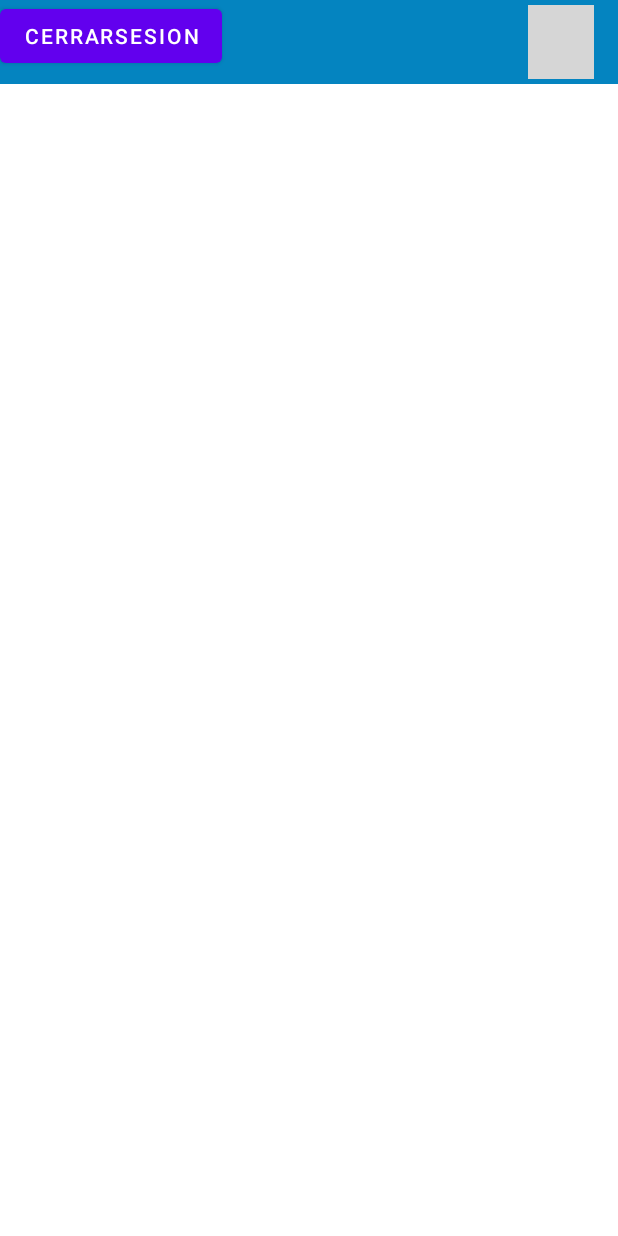
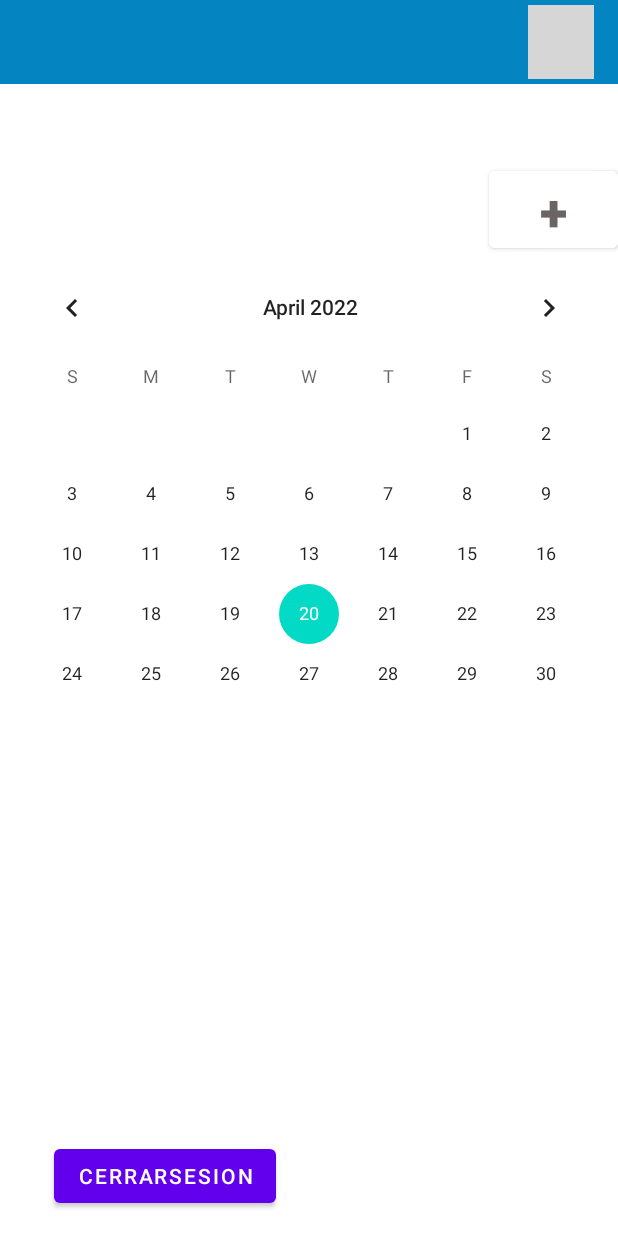
Before and after one commit to BrayanGamez/AgendaCatedra, an Android app: the Inicio screen opened directly, with no data from a screen before it, on a phone screen of 412 x 824 dp. Run offline under Robolectric (Android 15) with nearby library versions, the phone set to English and light mode, and no system bars; our stand-ins replace Picasso; pictures from the network do not load; 3 statements that could not run were skipped; grey boxes are pictures that could not be loaded.

Commit message:
Se agrego calendario

```diff
--- a/app/src/main/AndroidManifest.xml
+++ b/app/src/main/AndroidManifest.xml
@@ -9,6 +9,9 @@
         android:roundIcon="@mipmap/ic_launcher_round"
         android:supportsRtl="true"
         android:theme="@style/Theme.AgendaCatedra">
+        <activity
+            android:name=".AgregarEvento"
+            android:exported="false" />
         <activity
             android:name=".Inicio"
             android:exported="false" />
--- a/app/src/main/res/layout/activity_inicio.xml
+++ b/app/src/main/res/layout/activity_inicio.xml
@@ -40,9 +40,26 @@
         android:id="@+id/btnCerrarSesion"
         android:layout_width="wrap_content"
         android:layout_height="wrap_content"
+        android:layout_marginBottom="16dp"
         android:text="CerrarSesion"
-        tools:layout_editor_absoluteX="132dp"
-        tools:layout_editor_absoluteY="683dp" />
+        app:layout_constraintBottom_toBottomOf="parent"
+        app:layout_constraintEnd_toEndOf="parent"
+        app:layout_constraintHorizontal_bias="0.136"
+        app:layout_constraintStart_toStartOf="parent"
+        app:layout_constraintTop_toBottomOf="@+id/calendario"
+        app:layout_constraintVertical_bias="1.0" />
+
+    <CalendarView
+        android:id="@+id/calendario"
+        android:layout_width="410dp"
+        android:layout_height="537dp"
+        app:layout_constraintBottom_toBottomOf="parent"
+        app:layout_constraintEnd_toEndOf="parent"
+        app:layout_constraintHorizontal_bias="1.0"
+        app:layout_constraintStart_toStartOf="parent"
+        app:layout_constraintTop_toBottomOf="@+id/toolbar">
+
+    </CalendarView>
 
     <androidx.constraintlayout.widget.Guideline
         android:id="@+id/guideline2"
@@ -58,4 +75,22 @@
         android:orientation="horizontal"
         app:layout_constraintGuide_begin="56dp" />
 
+    <Button
+        android:id="@+id/btnAgregar"
+        android:layout_width="86dp"
+        android:layout_height="63dp"
+        android:layout_marginTop="4dp"
+        android:backgroundTint="#FFFFFF"
+        android:text="+"
+        android:textColor="#6A6464"
+        android:textSize="34sp"
+        android:textStyle="bold"
+        android:tooltipText="Agregar Actividad"
+        app:layout_constraintBottom_toTopOf="@+id/calendario"
+        app:layout_constraintEnd_toEndOf="parent"
+        app:layout_constraintHorizontal_bias="1.0"
+        app:layout_constraintStart_toStartOf="parent"
+        app:layout_constraintTop_toTopOf="@+id/guideline3"
+        app:layout_constraintVertical_bias="1.0" />
+
 </androidx.constraintlayout.widget.ConstraintLayout>
```
Also changed, not shown: app/src/main/java/sv/edu/udb/agendacatedra/AgregarEvento.java (added, +16 -0 lines), app/src/main/java/sv/edu/udb/agendacatedra/Inicio.java (+55 -2 lines), app/src/main/res/layout/activity_agregar_evento.xml (added, +48 -0 lines).
